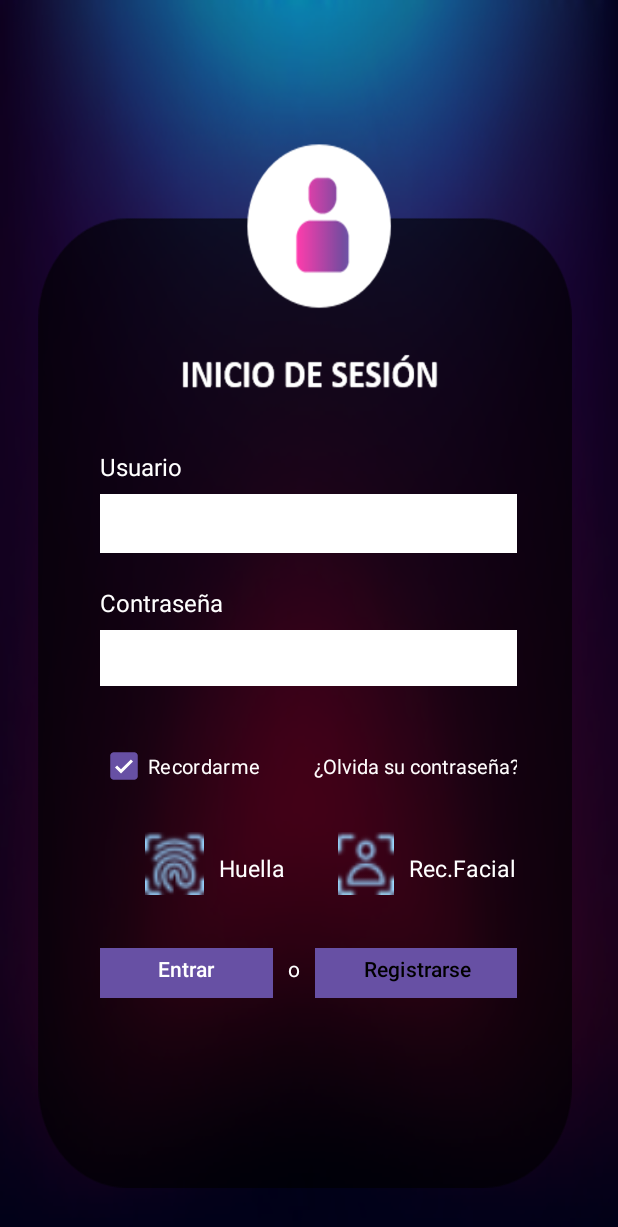
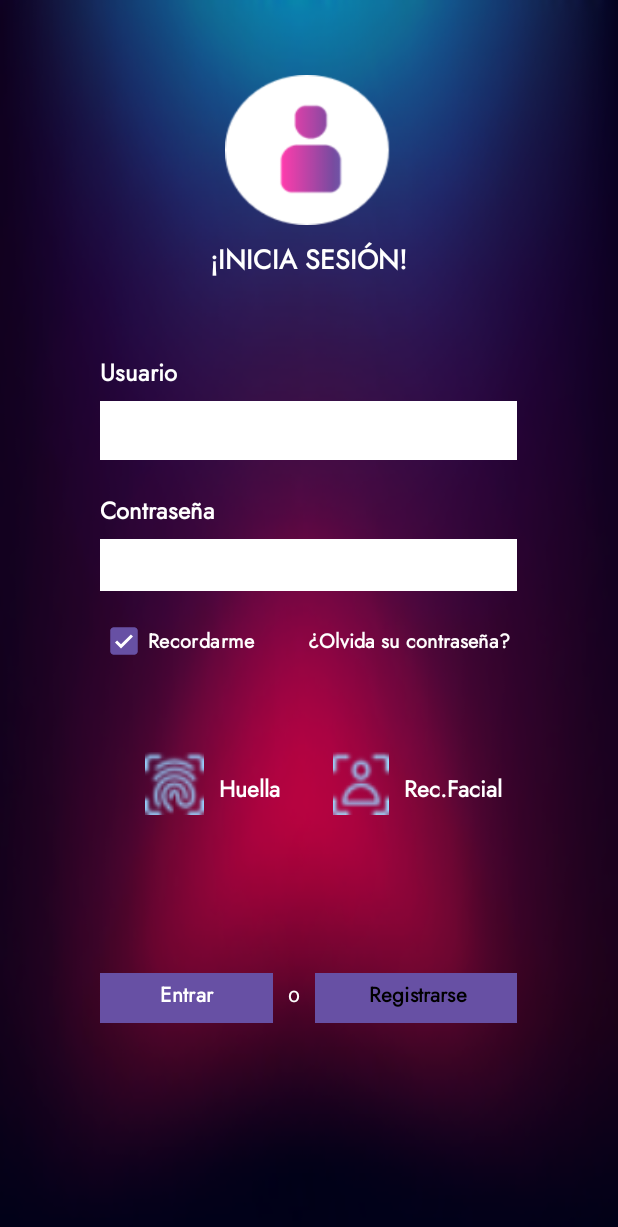
Before and after one commit to jensyvillafranca/ProyectoMusicStore_Angely_Jensy, an Android app: the activity_login screen opened directly, with no data from a screen before it, on a phone screen of 412 x 824 dp. Shown: the top 1227 px of the screen. Run offline under Robolectric (Android 15) with nearby library versions, the phone set to English and light mode, and no system bars; network calls fail.

Commit message:
Pantalla Login Lista

```diff
--- a/app/build.gradle
+++ b/app/build.gradle
@@ -34,6 +34,7 @@ dependencies {
     implementation 'com.google.android.material:material:1.10.0'
     implementation 'androidx.constraintlayout:constraintlayout:2.1.4'
     testImplementation 'junit:junit:4.13.2'
+    /*Abre una conexión entre el HTTP y el celular*/
     implementation 'com.android.volley:volley:1.2.1'
     androidTestImplementation 'androidx.test.ext:junit:1.1.5'
     androidTestImplementation 'androidx.test.espresso:espresso-core:3.5.1'
--- a/app/src/main/AndroidManifest.xml
+++ b/app/src/main/AndroidManifest.xml
@@ -2,6 +2,7 @@
 <manifest xmlns:android="http://schemas.android.com/apk/res/android"
     xmlns:tools="http://schemas.android.com/tools">
 
+    <uses-permission android:name="android.permission.INTERNET" />
     <application
         android:allowBackup="true"
         android:dataExtractionRules="@xml/data_extraction_rules"
--- a/app/src/main/res/layout/activity_login.xml
+++ b/app/src/main/res/layout/activity_login.xml
@@ -4,8 +4,8 @@
     xmlns:tools="http://schemas.android.com/tools"
     android:layout_width="match_parent"
     android:layout_height="match_parent"
-    android:background="@drawable/fondofinallogin"
-    tools:context=".activity_login">
+    tools:context=".activity_login"
+    android:background="@drawable/fondodetodaslaspantallas">
 
     <ScrollView
         android:layout_width="match_parent"
@@ -19,20 +19,41 @@
             android:layout_width="match_parent"
             android:layout_height="match_parent"
             android:orientation="vertical">
+            <ImageView
+                android:layout_width="112dp"
+                android:layout_height="100dp"
+                android:layout_gravity="center"
+                android:layout_marginTop="50dp"
+                android:background="@drawable/logoiniciosesion">
+            </ImageView>
+
+            <TextView
+                android:layout_width="wrap_content"
+                android:layout_height="wrap_content"
+                android:layout_gravity="center"
+                android:fontFamily="@font/fuente_jost_global"
+                android:text="@string/login"
+                android:layout_marginTop="10dp"
+                android:textColor="#FFFFFF"
+                android:textSize="18sp"
+                android:textStyle="bold">
+            </TextView>
 
             <LinearLayout
                 android:id="@+id/linearLayout5"
                 android:layout_width="278dp"
                 android:layout_height="157dp"
-                android:layout_marginTop="300dp"
-                android:orientation="vertical"
-                android:layout_gravity="center">
+                android:layout_gravity="center"
+                android:layout_marginTop="50dp"
+                android:orientation="vertical">
 
                 <!---Nombre de Usuario-->
                 <TextView
                     android:id="@+id/txtviewRegistrarNombres"
                     android:layout_width="wrap_content"
                     android:layout_height="wrap_content"
+                    android:fontFamily="@font/fuente_jost_global"
+                    android:textStyle="bold"
                     android:text="@string/textviewLoginUsuario"
                     android:textColor="#FFFFFF"
                     android:textSize="16sp" />
@@ -54,7 +75,9 @@
                     android:layout_marginTop="22dp"
                     android:text="@string/textviewLoginPassword"
                     android:textColor="#FFFFFF"
-                    android:textSize="16sp" />
+                    android:textSize="16sp"
+                    android:fontFamily="@font/fuente_jost_global"
+                    android:textStyle="bold"/>
 
                 <EditText
                     android:id="@+id/txtLoginPassword"
@@ -75,10 +98,10 @@
                 android:id="@+id/linearLayout6"
                 android:layout_width="278dp"
                 android:layout_height="47dp"
-                android:layout_marginTop="30dp"
+                android:layout_gravity="center"
+                android:layout_marginTop="10dp"
                 android:orientation="horizontal"
-                android:paddingLeft="-10dp"
-                android:layout_gravity="center">
+                android:paddingLeft="-10dp">
 
                 <!---Checkbox-->
                 <CheckBox
@@ -91,7 +114,10 @@
                     android:textColor="#FFFDFD"
                     android:textColorHighlight="#FFFFFF"
                     android:textColorLink="#FFFCFC"
-                    android:textSize="13sp"></CheckBox>
+                    android:textSize="13sp"
+                    android:fontFamily="@font/fuente_jost_global"
+                    android:textStyle="bold">
+                </CheckBox>
 
                 <!---¿Olvido su contraseña?-->
                 <TextView
@@ -100,7 +126,9 @@
                     android:layout_marginStart="35dp"
                     android:text="@string/txtviewOlvidaPassword"
                     android:textColor="#FFFDFD"
-                    android:textSize="13sp">
+                    android:textSize="13sp"
+                    android:fontFamily="@font/fuente_jost_global"
+                    android:textStyle="bold">
                 </TextView>
             </LinearLayout>
 
@@ -108,9 +136,9 @@
                 android:id="@+id/linearLayout7"
                 android:layout_width="278dp"
                 android:layout_height="47dp"
-                android:layout_marginTop="20dp"
-                android:orientation="horizontal"
-                android:layout_gravity="center">
+                android:layout_gravity="center"
+                android:layout_marginTop="50dp"
+                android:orientation="horizontal">
 
                 <!--Huella Digital-->
                 <ImageButton
@@ -128,6 +156,8 @@
                     android:paddingLeft="10dp"
                     android:paddingTop="13dp"
                     android:text="Huella"
+                    android:fontFamily="@font/fuente_jost_global"
+                    android:textStyle="bold"
                     android:textColor="#FFFFFF"
                     android:textSize="15dp"></TextView>
 
@@ -147,6 +177,8 @@
                     android:paddingLeft="10dp"
                     android:paddingTop="13dp"
                     android:text="Rec.Facial"
+                    android:fontFamily="@font/fuente_jost_global"
+                    android:textStyle="bold"
                     android:textColor="#FFFFFF"
                     android:textSize="15dp"></TextView>
             </LinearLayout>
@@ -154,9 +186,9 @@
             <LinearLayout
                 android:layout_width="278dp"
                 android:layout_height="47dp"
-                android:layout_marginTop="30dp"
-                android:orientation="horizontal"
-                android:layout_gravity="center">
+                android:layout_gravity="center"
+                android:layout_marginTop="100dp"
+                android:orientation="horizontal">
 
                 <!---Boton de loguiarse-->
                 <Button
@@ -166,15 +198,17 @@
                     android:background="@color/button"
                     android:paddingTop="-5dp"
                     android:text="@string/btnLoginEntrar"
+                    android:fontFamily="@font/fuente_jost_global"
+                    android:textStyle="bold"
                     android:textColor="@color/white"
                     tools:ignore="TextContrastCheck,VisualLintButtonSize" />
+
                 <TextView
                     android:layout_width="wrap_content"
                     android:layout_height="wrap_content"
                     android:layout_marginStart="10dp"
                     android:text="o"
-                    android:textColor="#FFFFFF">
-                </TextView>
+                    android:textColor="#FFFFFF"></TextView>
 
                 <!---Boton de crear una cuenta-->
                 <Button
@@ -185,6 +219,8 @@
                     android:background="@color/white"
                     android:paddingTop="-7dp"
                     android:text="@string/btnLoginRegistrarse"
+                    android:fontFamily="@font/fuente_jost_global"
+                    android:textStyle="bold"
                     android:textColor="@color/black"
                     tools:ignore="TextContrastCheck,VisualLintButtonSize" />
             </LinearLayout>
--- a/app/src/main/res/values/strings.xml
+++ b/app/src/main/res/values/strings.xml
@@ -8,6 +8,7 @@
     <string name="txtviewOlvidaPassword">¿Olvida su contraseña?</string>
     <string name="btnLoginEntrar">Entrar</string>
     <string name="btnLoginRegistrarse">Registrarse</string>
+    <string name="login">¡INICIA SESIÓN!</string>
 
     <!--Jensy Login-->
     <string name="txtviewRegistrarNombres">Nombres</string>
@@ -31,7 +32,7 @@
     <string name="CrearCuenta">Crear cuenta</string>
     <string name="IngresarCodigo">Ingrese el código de verificacíon</string>
     <string name="LinkEnviarDeNuevo">Enviar de nuevo</string>
-    <string name="Regístrate">Regístrate</string>
+    <string name="Regístrate">¡REGISTRATE!</string>
 
     <string name="RecuperarContra">Recuperar contraseña</string>
     <string name="RestaurarContra">Restaurar contraseña</string>
```
Also changed, not shown: app/src/main/java/com/example/proyectomusicstore_angely_jensy/activity_registrarse.java (+77 -0 lines), app/src/main/res/layout/activity_registrarse.xml (+63 -18 lines), app/src/main/res/drawable/logoiniciosesion.png (added), app/src/main/res/drawable/logoregistrate.png (added), app/src/main/res/drawable/subfondoregistrate.png (added), app/src/main/res/font/fuente_jost_global.ttf (added).
